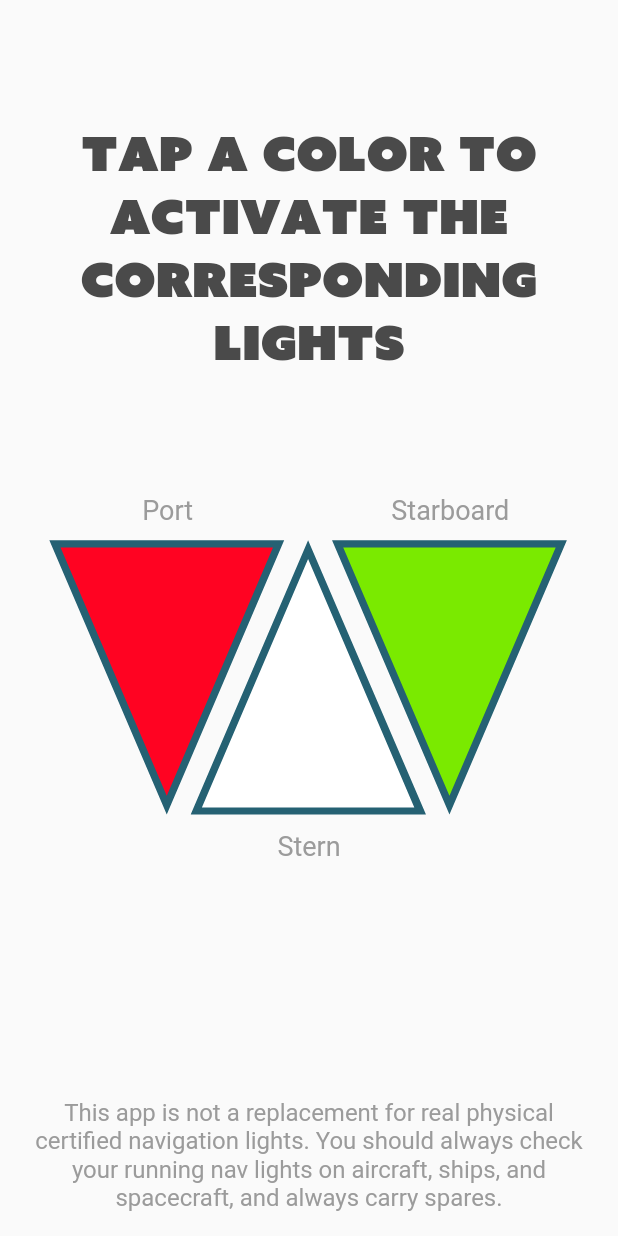
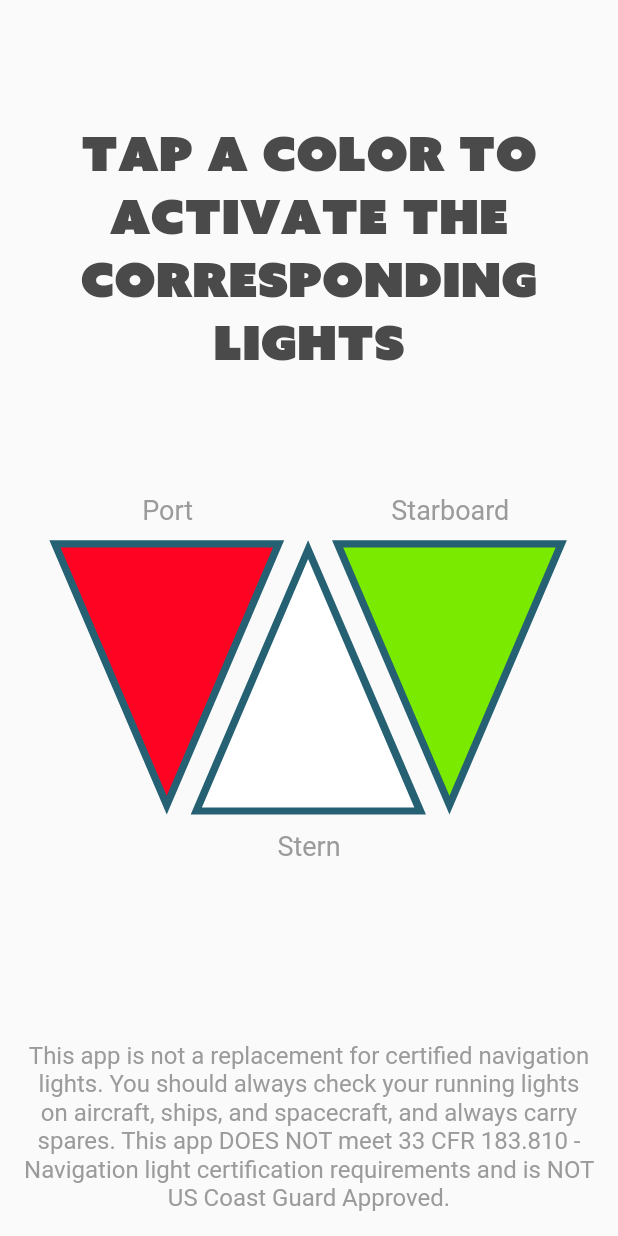
Before and after one commit to supitchayapat/emergency-nav-lights-sim-flutter, a Flutter app: the HomePage screen opened directly, on a phone screen of 412 x 824 dp. Run offline on Flutter 3.47's test engine with Material 2 defaults, Android fonts, the phone set to English and light mode, and no system bars; our stand-ins replace flutter_svg.

Commit message:
added legal disclaimer
Added info for legal.

```diff
--- a/lib/page/home-page.dart
+++ b/lib/page/home-page.dart
@@ -196,7 +196,7 @@ class HomePage extends StatelessWidget {
               alignment: Alignment.bottomCenter,
               margin: EdgeInsets.all(16.0),
               child: Text(
-                  "This app is not a replacement for real physical certified navigation lights. You should always check your running nav lights on aircraft, ships, and spacecraft, and always carry spares.",
+                  "This app is not a replacement for certified navigation lights. You should always check your running lights on aircraft, ships, and spacecraft, and always carry spares. This app DOES NOT meet 33 CFR 183.810 - Navigation light certification requirements and is NOT US Coast Guard Approved.",
                   textAlign: TextAlign.center,
                   style: TextStyle(fontSize: 16.0, color: AppColors.grey)),
             ))
```
